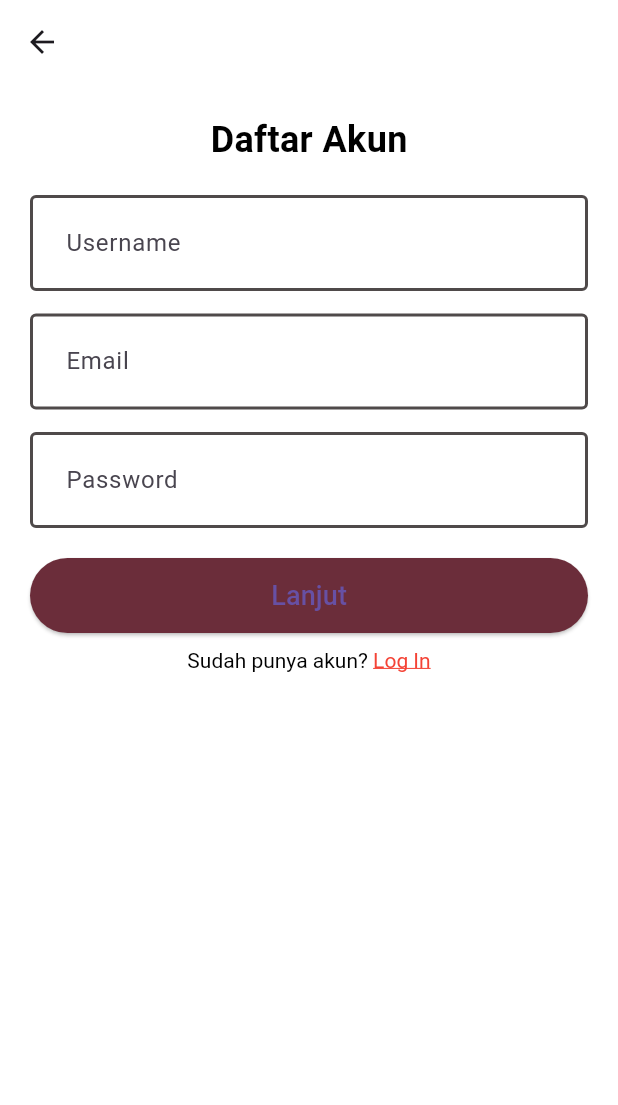
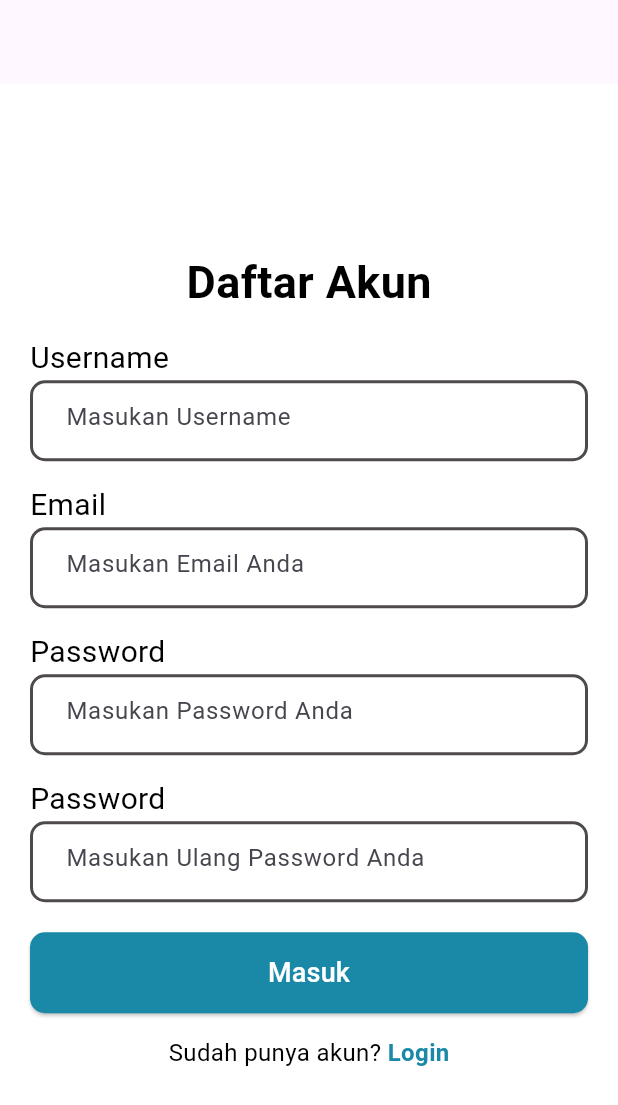
Before and after one commit to Fiyanz/litera-app, a Flutter app: the SignUpPage screen opened directly, on a phone screen of 412 x 824 dp. Shown: the top 1105 px of the screen. Run offline on Flutter 3.47's test engine with Material 3 defaults, Android fonts, the phone set to English and light mode, and no system bars.

```diff
--- a/lib/core/theme/theme.dart
+++ b/lib/core/theme/theme.dart
@@ -5,18 +5,21 @@ class AppTheme {
   static final lightThemeMode = ThemeData.light().copyWith(
     scaffoldBackgroundColor: Pallete.primaryLightColor,
     inputDecorationTheme: InputDecorationTheme(
-      contentPadding: EdgeInsets.all(20),
+      contentPadding: const EdgeInsets.all(20),
       enabledBorder: OutlineInputBorder(
         borderSide: BorderSide(
           color: Pallete.borderColor,
-          width: 2.0,
+          width: 2,
         ),
+        borderRadius: BorderRadius.circular(10.0),
+
       ),
       focusedBorder: OutlineInputBorder(
         borderSide: BorderSide(
           color: Pallete.focusedBorderColor,
-          width: 2.0,
+          width: 2,
         ),
+        borderRadius: BorderRadius.circular(10.0),
       )
     )
   );
--- a/lib/features/auth/view/pages/signin_page.dart
+++ b/lib/features/auth/view/pages/signin_page.dart
@@ -1,5 +1,6 @@
 import 'package:flutter/material.dart';
 import 'package:litera_app/core/theme/app_pallete.dart';
+import 'package:litera_app/features/auth/view/widgets/auth_button.dart';
 import 'package:litera_app/features/auth/view/widgets/custom_field.dart';
 
 class SigninPage extends StatefulWidget {
@@ -14,16 +15,20 @@ class _SigninPageState extends State<SigninPage> {
   Widget build(BuildContext context) {
     return Scaffold(
       appBar: AppBar(),
-      body: Column(
+      body: Padding(
+        padding: const EdgeInsets.all(20.0),
+        child: Column(
+          mainAxisAlignment: MainAxisAlignment.center,
           children: [
             const Text(
-            'Daftar Akun',
+              'Login Akun',
               style: TextStyle(
                 fontSize: 30,
                 fontWeight: FontWeight.bold,
                 color: Pallete.textColor, // Use your theme's text color
               ),
             ),
+            const SizedBox(height: 15),
             const Align(
               alignment: Alignment.centerLeft,
               child: Text(
@@ -37,6 +42,7 @@ class _SigninPageState extends State<SigninPage> {
             CustomField(
               hitText: 'Masukan Email Anda',
             ),
+            const SizedBox(height: 15),
             const Align(
               alignment: Alignment.centerLeft,
               child: Text(
@@ -50,8 +56,38 @@ class _SigninPageState extends State<SigninPage> {
             CustomField(
               hitText: 'Masukan Password Anda',
             ),
+            const SizedBox(height: 20),
+            AuthButton(),
 
+            const SizedBox(height: 15),
+            Row(
+              mainAxisAlignment: MainAxisAlignment.center,
+              children: [
+                const Text(
+                  'Belum punya akun? ',
+                  style: TextStyle(
+                    fontSize: 16,
+                    color: Pallete.textColor, // Use your theme's text color
+                  ),
+                ),
+                GestureDetector(
+                  onTap: () {
+                    // Navigate to Sign Up page
+                    Navigator.pushNamed(context, '/signup');
+                  },
+                  child: const Text(
+                    'Daftar',
+                    style: TextStyle(
+                      fontSize: 16,
+                      color: Pallete.primaryColor, // Use your theme's primary color
+                      fontWeight: FontWeight.bold,
+                    ),
+                  ),
+                ),
               ],
+            ),
+          ],
+        ),
       ),
     );
   }
--- a/lib/features/auth/view/pages/signup_page.dart
+++ b/lib/features/auth/view/pages/signup_page.dart
@@ -1,6 +1,7 @@
-import 'package:flutter/gestures.dart';
 import 'package:flutter/material.dart';
 import 'package:litera_app/core/theme/app_pallete.dart';
+import 'package:litera_app/features/auth/view/widgets/auth_button.dart';
+import 'package:litera_app/features/auth/view/widgets/custom_field.dart';
 
 class SignUpPage extends StatefulWidget {
   const SignUpPage({super.key});
@@ -10,33 +11,11 @@ class SignUpPage extends StatefulWidget {
 }
 
 class _SignUpPageState extends State<SignUpPage> {
-  final _formKey = GlobalKey<FormState>();
-  final _usernameController = TextEditingController();
-  final _emailController = TextEditingController();
-  final _passwordController = TextEditingController();
-
-  bool _isUsernameValid = false;
-  bool _isEmailValid = false;
-  bool _isPasswordValid = false;
-
-  void _validateInputs() {
-    setState(() {
-      _isUsernameValid = _usernameController.text.isNotEmpty;
-      _isEmailValid = _emailController.text.contains('@') &&
-                      _emailController.text.contains('.com');
-      _isPasswordValid = _passwordController.text.length >= 8;
-    });
-  }
-
   @override
   Widget build(BuildContext context) {
     return Scaffold(
-      appBar: AppBar(
-        backgroundColor: Colors.transparent,
-        elevation: 0,
-      ),
-      body: SingleChildScrollView(
-        child: Padding(
+      appBar: AppBar(),
+      body: Padding(
         padding: const EdgeInsets.all(20.0),
         child: Column(
           mainAxisAlignment: MainAxisAlignment.center,
@@ -44,168 +23,101 @@ class _SignUpPageState extends State<SignUpPage> {
             const Text(
               'Daftar Akun',
               style: TextStyle(
-                  fontSize: 24,
+                fontSize: 30,
                 fontWeight: FontWeight.bold,
-                  color: Pallete.textColor,
+                color: Pallete.textColor, // Use your theme's text color
               ),
             ),
-              const SizedBox(height: 20),
-              // StepProgressIndicator(),
-              Form(
-                key: _formKey,
-                child: Column(
-                  children: [
-                    TextFormField(
-                      controller: _usernameController,
-                      decoration: InputDecoration(
-                        labelText: 'Username',
-                        border: OutlineInputBorder(
-                          borderSide: BorderSide(color: Colors.green),
+            const SizedBox(height: 15),
+            const Align(
+              alignment: Alignment.centerLeft,
+              child: Text(
+                'Username',
+                style: TextStyle(
+                  fontSize: 20,
+                  color: Pallete.textColor, // Use your theme's text color
+                )
               ),
-                        suffixIcon: _isUsernameValid
-                          ? Icon(Icons.check, color: Colors.green)
-                          : null,
             ),
-                      onChanged: (value) => _validateInputs(),
+            CustomField(
+              hitText: 'Masukan Username',
             ),
             const SizedBox(height: 15),
-                    TextFormField(
-                      controller: _emailController,
-                      decoration: InputDecoration(
-                        labelText: 'Email',
-                        border: OutlineInputBorder(
-                          borderSide: BorderSide(color: Colors.green),
+            const Align(
+              alignment: Alignment.centerLeft,
+              child: Text(
+                'Email',
+                style: TextStyle(
+                  fontSize: 20,
+                  color: Pallete.textColor, // Use your theme's text color
+                )
               ),
-                        suffixIcon: _isEmailValid
-                          ? Icon(Icons.check, color: Colors.green)
-                          : null,
             ),
-                      onChanged: (value) => _validateInputs(),
+            CustomField(
+              hitText: 'Masukan Email Anda',
             ),
             const SizedBox(height: 15),
-                    TextFormField(
-                      controller: _passwordController,
-                      obscureText: true,
-                      decoration: InputDecoration(
-                        labelText: 'Password',
-                        border: OutlineInputBorder(
-                          borderSide: BorderSide(color: Colors.green),
+            const Align(
+              alignment: Alignment.centerLeft,
+              child: Text(
+                'Password',
+                style: TextStyle(
+                  fontSize: 20,
+                  color: Pallete.textColor, // Use your theme's text color
+                )
               ),
-                        suffixIcon: _isPasswordValid
-                          ? Icon(Icons.check, color: Colors.green)
-                          : null,
             ),
-                      onChanged: (value) => _validateInputs(),
+            CustomField(
+              hitText: 'Masukan Password Anda',
             ),
+            const SizedBox(height: 15),
+            const Align(
+              alignment: Alignment.centerLeft,
+              child: Text(
+                'Password',
+                style: TextStyle(
+                  fontSize: 20,
+                  color: Pallete.textColor, // Use your theme's text color
+                )
+              ),
+            ),
+            CustomField(
+              hitText: 'Masukan Ulang Password Anda',
+            ),
+
             const SizedBox(height: 20),
-                    ElevatedButton(
-                      onPressed: () {
-                        if (_formKey.currentState!.validate()) {
-                          // Lakukan proses pendaftaran di sini
-                        }
+            AuthButton(),
+
+            const SizedBox(height: 15),
+            Row(
+              mainAxisAlignment: MainAxisAlignment.center,
+              children: [
+                const Text(
+                  'Sudah punya akun? ',
+                  style: TextStyle(
+                    fontSize: 16,
+                    color: Pallete.textColor, // Use your theme's text color
+                  ),
+                ),
+                GestureDetector(
+                  onTap: () {
+                    // Navigate to Sign Up page
+                    Navigator.pushNamed(context, '/signup');
                   },
-                      style: ElevatedButton.styleFrom(
-                        backgroundColor: Color(0xFF6B2D3A),
-                        minimumSize: Size(double.infinity, 50),
+                  child: const Text(
+                    'Login',
+                    style: TextStyle(
+                      fontSize: 16,
+                      color: Pallete.primaryColor, // Use your theme's primary color
+                      fontWeight: FontWeight.bold,
                     ),
-                      child: const Text(
-                        'Lanjut',
-                        style: TextStyle(fontSize: 18),
                   ),
                 ),
               ],
             ),
-              ),
-              // const SizedBox(height: 15),
-              // Row(
-              //   children: [
-              //     Expanded(
-              //       child: Divider(
-              //         color: Colors.grey,
-              //         thickness: 1,
-              //       ),
-              //     ),
-              //     Padding(
-              //       padding: const EdgeInsets.symmetric(horizontal: 10),
-              //       child: Text(
-              //         'Atau',
-              //         style: TextStyle(color: Colors.grey),
-              //       ),
-              //     ),
-              //     Expanded(
-              //       child: Divider(
-              //         color: Colors.grey,
-              //         thickness: 1,
-              //       ),
-              //     ),
-              //   ],
-              // ),
-              const SizedBox(height: 10),
-              RichText(
-                text: TextSpan(
-                  style: TextStyle(color: Colors.black),
-                  children: [
-                    TextSpan(text: 'Sudah punya akun? '),
-                    TextSpan(
-                      text: 'Log In',
-                      style: TextStyle(
-                        color: Colors.red,
-                        decoration: TextDecoration.underline,
-                      ),
-                      recognizer: TapGestureRecognizer()
-                        ..onTap = () {
-                          Navigator.pop(context);
-                        },
-                    ),
           ],
-                ),
-              ),
-            ],
-          ),
         ),
       ),
     );
   }
 }
-
-// class StepProgressIndicator extends StatelessWidget {
-//   const StepProgressIndicator({super.key});
-
-//   @override
-//   Widget build(BuildContext context) {
-//     return Row(
-//       mainAxisAlignment: MainAxisAlignment.center,
-//       children: [
-//         Container(
-//           width: 40,
-//           alignment: Alignment.center,
-//           decoration: BoxDecoration(
-//             shape: BoxShape.circle,
-//             color: Colors.red,
-//           ),
-//           child: Text(
-//             '1',
-//             style: TextStyle(color: Colors.white, fontWeight: FontWeight.bold),
-//           ),
-//         ),
-//         Container(
-//           height: 2,
-//           width: 80,
-//           color: Colors.red,
-//         ),
-//         Container(
-//           width: 40,
-//           alignment: Alignment.center,
-//           decoration: BoxDecoration(
-//             shape: BoxShape.circle,
-//             color: Colors.grey,
-//           ),
-//           child: Text(
-//             '2',
-//             style: TextStyle(color: Colors.grey, fontWeight: FontWeight.bold),
-//           ),
-//         ),
-//       ],
-//     );
-//   }
-// }
--- /dev/null
+++ b/lib/features/auth/view/widgets/auth_button.dart
@@ -0,0 +1,27 @@
+import 'package:flutter/material.dart';
+import 'package:litera_app/core/theme/app_pallete.dart';
+
+class AuthButton extends StatelessWidget {
+  const AuthButton({super.key});
+
+  @override
+  Widget build(BuildContext context) {
+    return ElevatedButton(
+      style: ElevatedButton.styleFrom(
+        minimumSize: const Size(double.infinity, 50),
+        fixedSize: const Size(341, 54),// Full width button
+        shape: RoundedRectangleBorder(
+          borderRadius: BorderRadius.circular(10.0),
+        ),
+        backgroundColor: Pallete.primaryColor, // Use theme's primary color
+      ),
+      onPressed: () {},
+      child: Text('Masuk',
+        style: TextStyle(
+          fontSize: 18,
+          color: Pallete.primaryLightColor, // Use theme's text color
+        ),
+      ),
+    );
+  }
+}
--- a/lib/features/auth/view/widgets/custom_field.dart
+++ b/lib/features/auth/view/widgets/custom_field.dart
@@ -6,9 +6,12 @@ class CustomField extends StatelessWidget {
 
   @override
   Widget build(BuildContext context) {
-    return TextFormField(
-      decoration: InputDecoration(
-        hintText: hitText
+    return SizedBox(
+      height: 54,
+      child: TextFormField(
+        decoration: InputDecoration(
+          hintText: hitText,
+        ),
       ),
     );
   }
--- a/lib/main.dart
+++ b/lib/main.dart
@@ -16,7 +16,7 @@ class MyApp extends StatelessWidget {
     return MaterialApp(
       title: 'Flutter Demo',
       theme: AppTheme.lightThemeMode,
-      home: const SigninPage(),
+      home: const SignUpPage(),
     );
   }
 }
```
Lines whose indentation alone changed are shown as unchanged.
